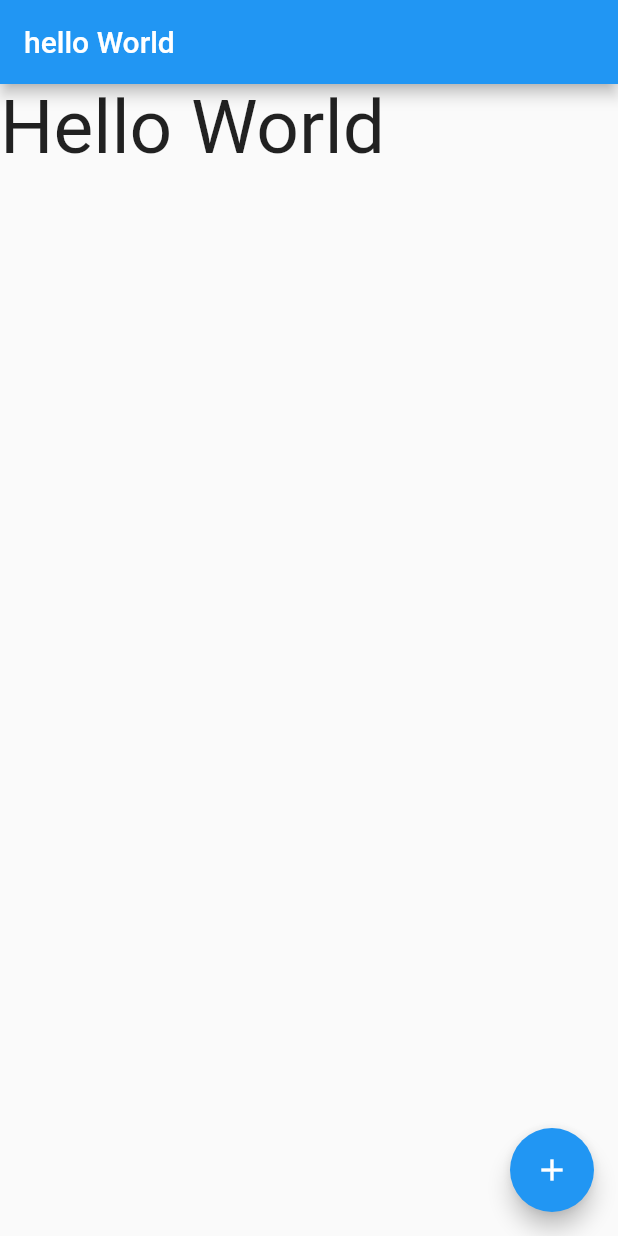
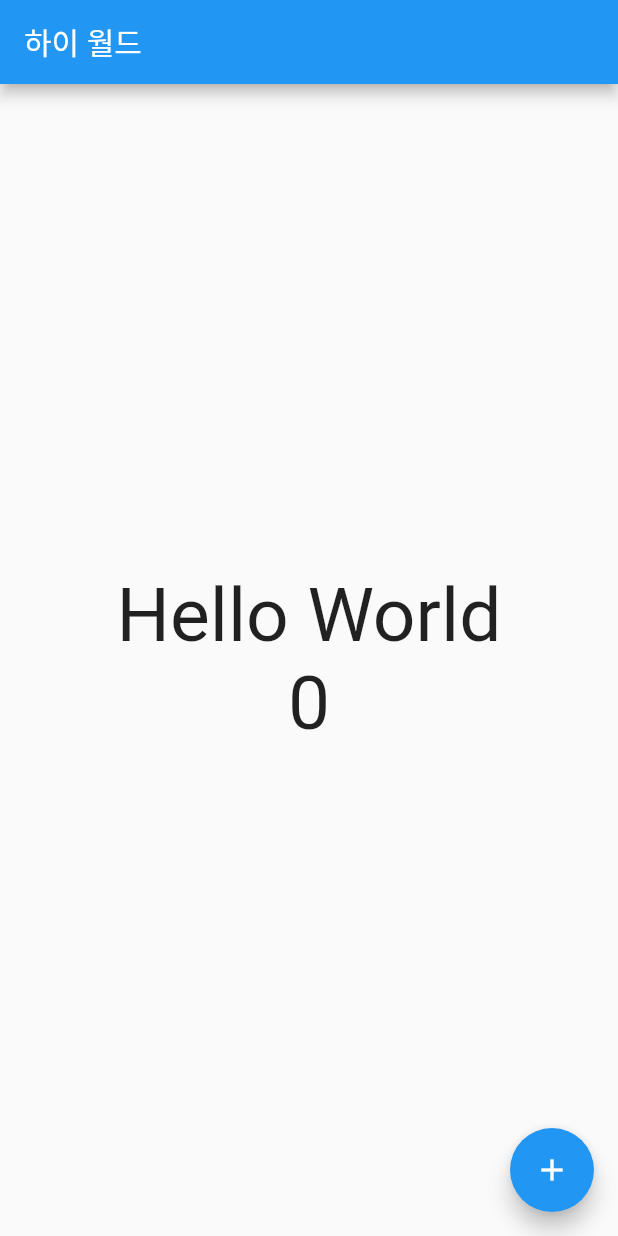
Before and after one commit to KK-Hyeok/2023Flutter, a Flutter app: the screen it shows after launch, on a phone screen of 412 x 824 dp. Run offline on Flutter 3.47's test engine with Material 2 defaults, Android fonts, the phone set to English and light mode, and no system bars.

Commit message:
2023-10-10
end

```diff
--- a/ch3/lib/HelloPage.dart
+++ b/ch3/lib/HelloPage.dart
@@ -1,23 +1,8 @@
 import 'package:flutter/material.dart';
-
-void main() {
-  runApp(const MyApp());
-}
-
-class MyApp extends StatelessWidget {
-  const MyApp({super.key});
-
-  @override
-  Widget build(BuildContext context) {
-    return MaterialApp(
-        title: "Flutter Demo",
-        home: HelloPage(title: '하이 월드',)
-    );
-  }
-}
 
 class HelloPage extends StatefulWidget{
   late String title;
+  int count =0;
 
   HelloPage({super.key, required String title}){
     this.title = title;
@@ -27,22 +12,44 @@ class HelloPage extends StatefulWidget{
 
 class _HelloPageState extends State<HelloPage> {
   String message = 'Hello World';
-  Widget build(BuildContext context){
+
+  //int count = 0;
+
+  Widget build(BuildContext context) {
     return Scaffold(
       appBar: AppBar(
-        title: Text('hello World'),
+        title: Text(widget.title),
       ),
-      body: Text(
-        message,
-        style: TextStyle(fontSize: 50),
+      body:Center(
+        child : Column(
+          mainAxisAlignment: MainAxisAlignment.center,
+        children: [
+          Text(
+            message,
+            style: TextStyle(fontSize: 50),
+          ),
+          Text(
+            '${widget.count}',
+            style: TextStyle(fontSize:  50),
+          ),
+        ],
+      ),
       ),
       floatingActionButton: FloatingActionButton(
-        child: Icon(Icons.add),
-        onPressed: (){
-          setState(({
-              message = "헬로 월드";
-          }));
-        }
+          child: Icon(Icons.add),
+          onPressed: ChangeCounter,
       ),
     );
   }
+
+  void ChangeCounter(){
+    setState(() {
+      widget.count++;
+    });
+  }
+  void ChangeMessage(){
+    setState(() {
+      message = "헬로 월드";
+    });
+  }
+}
--- a/ch3/lib/main.dart
+++ b/ch3/lib/main.dart
@@ -4,7 +4,7 @@ void main() {
   runApp(const MyApp());
 }
 
-class MyApp extends StatelessWidget {
+class MyApp extends StatelessWidget  {
   const MyApp({super.key});
 
   @override
```
